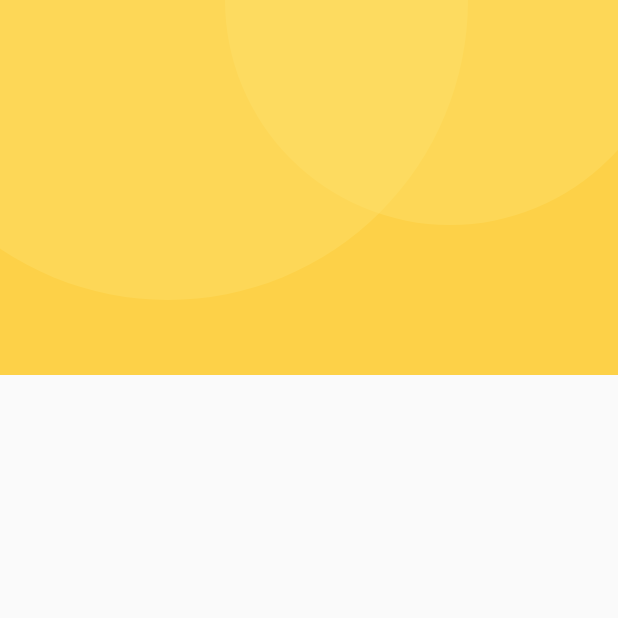
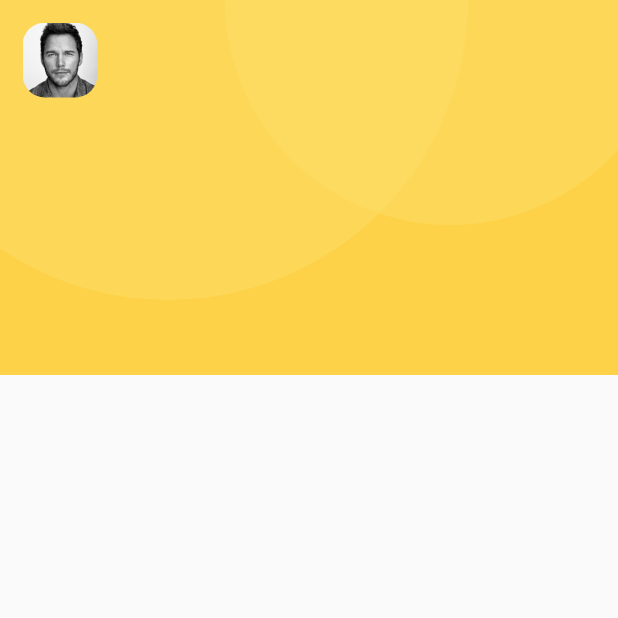
Before and after one commit to ajinkyavn1/Furniture-App-UI-Flutter, a Flutter app: the screen it shows after launch, on a phone screen of 412 x 824 dp, the top half of it. Run offline on Flutter 3.47's test engine with Material 2 defaults, Android fonts, the phone set to English and light mode, and no system bars; missing offline and left inert: dart:ffi.

Commit message:
icon created

```diff
--- a/lib/main.dart
+++ b/lib/main.dart
@@ -1,5 +1,6 @@
 import 'dart:ffi';
 
+import 'package:flutter/cupertino.dart';
 import 'package:flutter/material.dart';
 
 void main() {
@@ -91,7 +92,29 @@ class _MyHomePageState extends State<MyHomePage> {
                           borderRadius: BorderRadius.circular(200),
                           color: Color(getColorHexFromStr("#FEE16D")).withOpacity(0.4)
                       ),
+
                     ),
+                  ),
+                  Column(
+                    children: <Widget>[
+                      SizedBox(height: 15,),
+                      Row(
+                        children:[
+                          SizedBox(width: 15,),
+                          Container(
+                            alignment: Alignment.topLeft,
+                            height: 50,
+                            width: 50,
+                            decoration: BoxDecoration(
+                              borderRadius: BorderRadius.circular(15),
+                              image:DecorationImage(
+                                image: AssetImage("assets/chris.jpg")
+                              )
+                            ),
+                          )
+                        ],
+                      )
+                    ],
                   )
                 ],
               )
```
Also changed, not shown: pubspec.yaml (+4 -3 lines).
